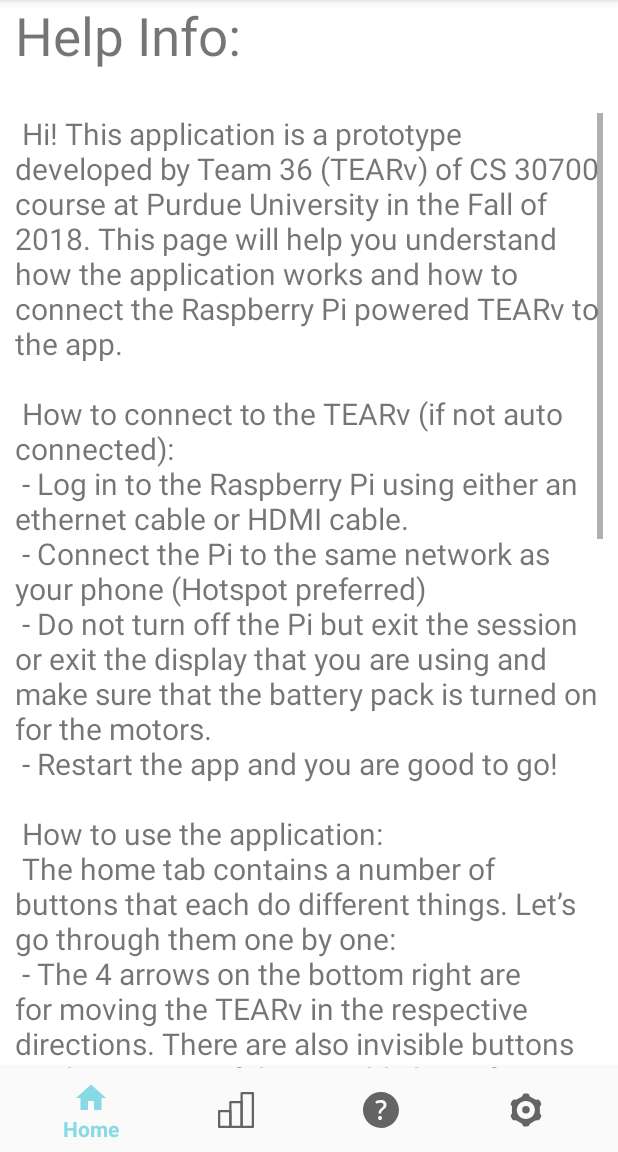
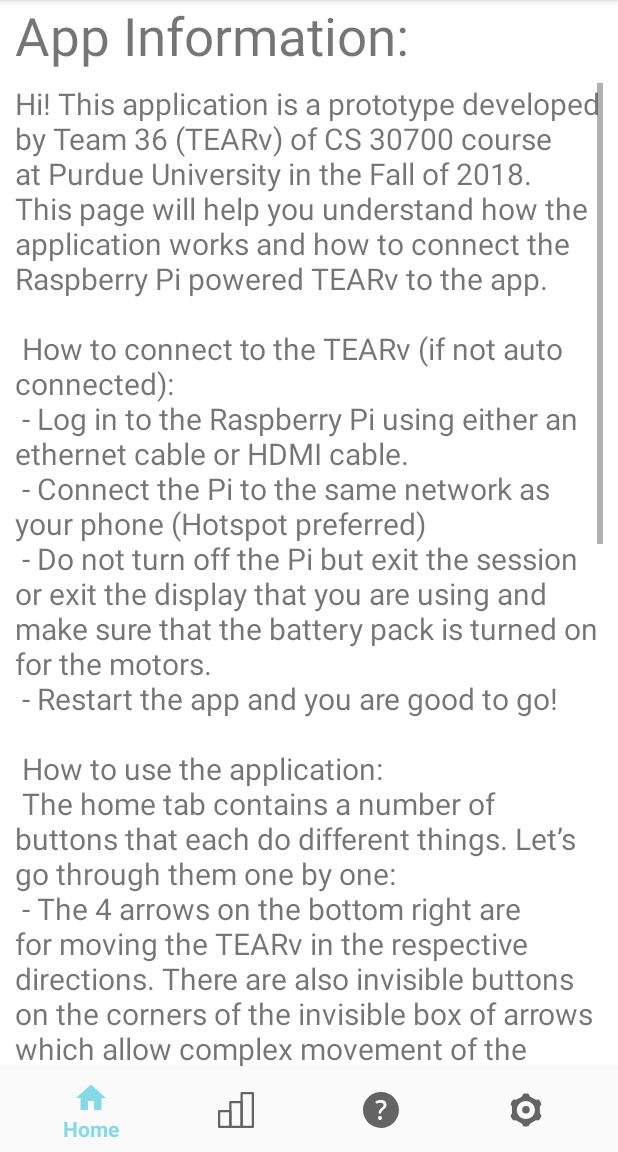
Before and after one commit to Ayruahs/TEARv, an Android app: the fragment CarsInfoFragment placed in its activity, on a phone screen of 412 x 824 dp, the part 84-1236 px from its top. Run offline under Robolectric (Android 15) with nearby library versions, the phone set to English and light mode, and no system bars; our stand-ins replace Volley; network calls fail.

Commit message:
Better layout

```diff
--- a/app/src/main/res/layout/fragment_cars.xml
+++ b/app/src/main/res/layout/fragment_cars.xml
@@ -15,19 +15,18 @@
         android:layout_marginLeft="10dp"
         android:layout_marginRight="10dp"
         android:textSize="35dp"
-        android:text="Help Info:"
+        android:text="App Information:"
         />
     <TextView
         android:id="@+id/help"
         android:layout_width="match_parent"
         android:layout_height="match_parent"
-        android:layout_marginTop="75dp"
+        android:layout_marginTop="55dp"
         android:layout_marginLeft="10dp"
         android:layout_marginRight="10dp"
         android:textSize="20dp"
         android:scrollbars="vertical"
-        android:text="
-Hi! This application is a prototype developed by Team 36 (TEARv) of CS 30700 course at Purdue University in the Fall of 2018. This page will help you understand how the application works and how to connect the Raspberry Pi powered TEARv to the app.\n
+        android:text="Hi! This application is a prototype developed by Team 36 (TEARv) of CS 30700 course at Purdue University in the Fall of 2018. This page will help you understand how the application works and how to connect the Raspberry Pi powered TEARv to the app.\n
 \n
 How to connect to the TEARv (if not auto connected):\n
 - Log in to the Raspberry Pi using either an ethernet cable or HDMI cable.\n
```
